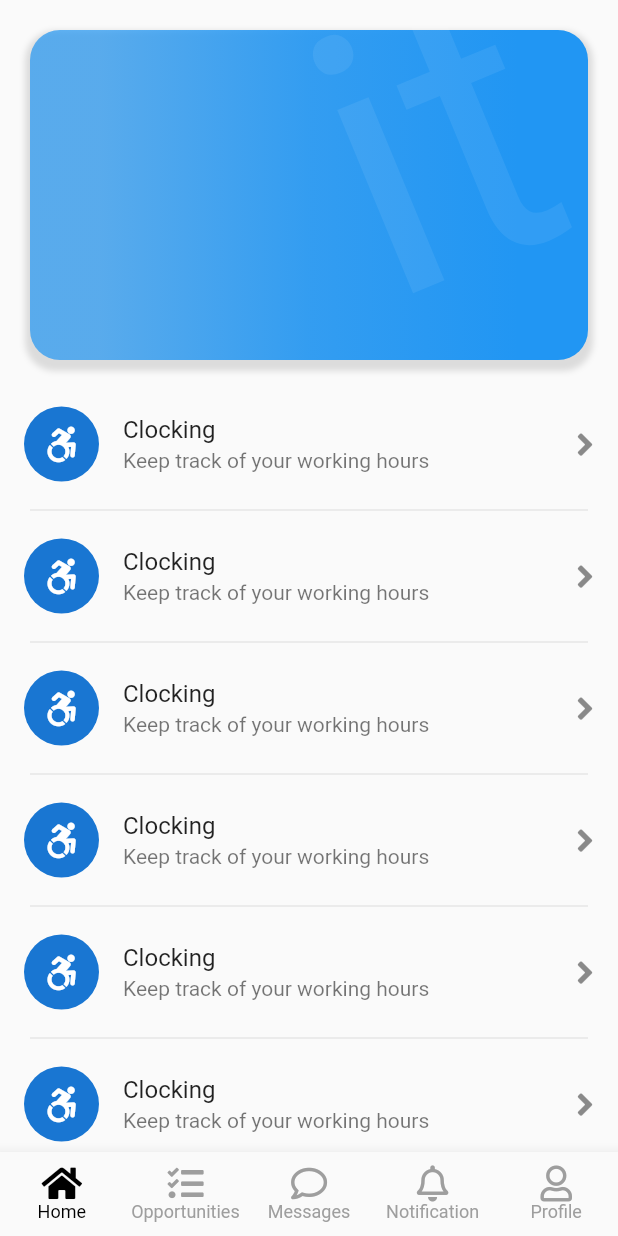
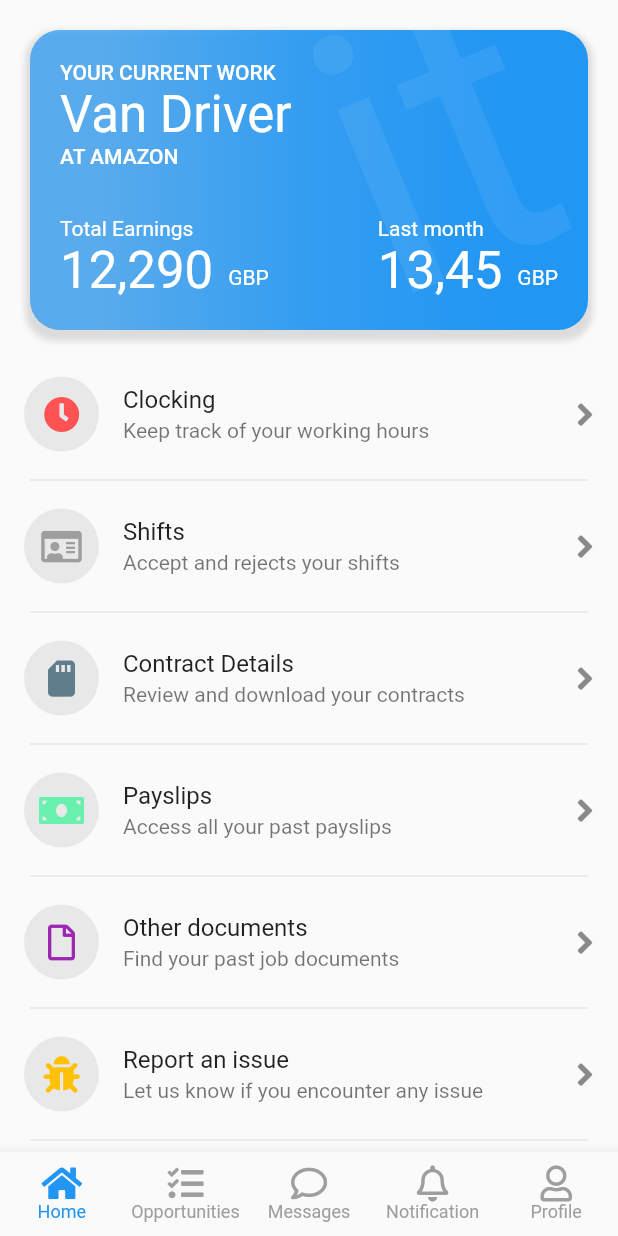
Before and after one commit to gsshakil/buztalk_task, a Flutter app: the screen it shows after launch, on a phone screen of 412 x 824 dp. Run offline on Flutter 3.47's test engine with Material 2 defaults, Android fonts, the phone set to English and light mode, and no system bars; our stand-ins replace flutter_riverpod, fluttertoast, font_awesome_flutter.

Commit message:
updated home screen ui

```diff
--- a/lib/screens/home_screen.dart
+++ b/lib/screens/home_screen.dart
@@ -1,5 +1,6 @@
+import 'package:buztalk_task/widgets/custom_list_tile.dart';
+import 'package:buztalk_task/widgets/jumborton.dart';
 import 'package:flutter/material.dart';
-import 'dart:math' as math;
 
 import 'package:font_awesome_flutter/font_awesome_flutter.dart';
 
@@ -10,144 +11,58 @@ class HomeScreen extends StatelessWidget {
   Widget build(BuildContext context) {
     return Scaffold(
       body: ListView(
-        children: [
+        children: const [
           Jumborton(),
-          ListTile(
-            onTap: () {},
-            leading: CircleAvatar(
-              radius: 25,
-              child: FaIcon(FontAwesomeIcons.accessibleIcon),
+          CustomListTile(
+            title: 'Clocking',
+            subtitle: 'Keep track of your working hours',
+            icon: FaIcon(
+              FontAwesomeIcons.solidClock,
+              color: Colors.redAccent,
             ),
-            title: Text('Clocking'),
-            subtitle: Text('Keep track of your working hours'),
-            trailing: FaIcon(FontAwesomeIcons.angleRight),
           ),
-          MarginedDivider(),
-          ListTile(
-            leading: CircleAvatar(
-              radius: 25,
-              child: FaIcon(FontAwesomeIcons.accessibleIcon),
+          CustomListTile(
+            title: 'Shifts',
+            subtitle: 'Accept and rejects your shifts',
+            icon: FaIcon(
+              FontAwesomeIcons.idCard,
+              color: Colors.grey,
             ),
-            title: Text('Clocking'),
-            subtitle: Text('Keep track of your working hours'),
-            trailing: FaIcon(FontAwesomeIcons.angleRight),
           ),
-          MarginedDivider(),
-          ListTile(
-            leading: CircleAvatar(
-              radius: 25,
-              child: FaIcon(FontAwesomeIcons.accessibleIcon),
+          CustomListTile(
+            title: 'Contract Details',
+            subtitle: 'Review and download your contracts',
+            icon: FaIcon(
+              FontAwesomeIcons.sdCard,
+              color: Colors.blueGrey,
             ),
-            title: Text('Clocking'),
-            subtitle: Text('Keep track of your working hours'),
-            trailing: FaIcon(FontAwesomeIcons.angleRight),
           ),
-          MarginedDivider(),
-          ListTile(
-            leading: CircleAvatar(
-              radius: 25,
-              child: FaIcon(FontAwesomeIcons.accessibleIcon),
+          CustomListTile(
+            title: 'Payslips',
+            subtitle: 'Access all your past payslips',
+            icon: FaIcon(
+              FontAwesomeIcons.moneyBill,
+              color: Colors.greenAccent,
             ),
-            title: Text('Clocking'),
-            subtitle: Text('Keep track of your working hours'),
-            trailing: FaIcon(FontAwesomeIcons.angleRight),
           ),
-          MarginedDivider(),
-          ListTile(
-            leading: CircleAvatar(
-              radius: 25,
-              child: FaIcon(FontAwesomeIcons.accessibleIcon),
+          CustomListTile(
+            title: 'Other documents',
+            subtitle: 'Find your past job documents',
+            icon: FaIcon(
+              FontAwesomeIcons.file,
+              color: Colors.purple,
             ),
-            title: Text('Clocking'),
-            subtitle: Text('Keep track of your working hours'),
-            trailing: FaIcon(FontAwesomeIcons.angleRight),
           ),
-          MarginedDivider(),
-          ListTile(
-            leading: CircleAvatar(
-              radius: 25,
-              child: FaIcon(FontAwesomeIcons.accessibleIcon),
+          CustomListTile(
+            title: 'Report an issue',
+            subtitle: 'Let us know if you encounter any issue',
+            icon: FaIcon(
+              FontAwesomeIcons.bug,
+              color: Colors.amber,
             ),
-            title: Text('Clocking'),
-            subtitle: Text('Keep track of your working hours'),
-            trailing: FaIcon(FontAwesomeIcons.angleRight),
           ),
-          MarginedDivider(),
-          ListTile(
-            leading: CircleAvatar(
-              radius: 25,
-              child: FaIcon(FontAwesomeIcons.accessibleIcon),
-            ),
-            title: Text('Clocking'),
-            subtitle: Text('Keep track of your working hours'),
-            trailing: FaIcon(FontAwesomeIcons.angleRight),
-          ),
-          MarginedDivider(),
         ],
       ),
     );
   }
 }
-
-class MarginedDivider extends StatelessWidget {
-  const MarginedDivider({
-    Key? key,
-  }) : super(key: key);
-
-  @override
-  Widget build(BuildContext context) {
-    return Container(
-        padding: const EdgeInsets.symmetric(horizontal: 20), child: Divider());
-  }
-}
-
-class Jumborton extends StatelessWidget {
-  const Jumborton({
-    Key? key,
-  }) : super(key: key);
-
-  @override
-  Widget build(BuildContext context) {
-    return Stack(
-      children: [
-        Container(
-          margin: const EdgeInsets.symmetric(horizontal: 20, vertical: 20),
-          width: MediaQuery.of(context).size.width,
-          height: 220,
-          decoration: BoxDecoration(
-            borderRadius: BorderRadius.circular(20),
-            boxShadow: const [
-              BoxShadow(
-                color: Colors.black12,
-                spreadRadius: 3,
-                blurRadius: 3,
-                offset: Offset(0, 4),
-              )
-            ],
-            gradient: LinearGradient(
-              begin: const Alignment(-0.75, 0),
-              end: const Alignment(0.75, 0),
-              colors: [
-                Colors.blue.withOpacity(0.7),
-                Colors.blue.withOpacity(0.9),
-                Colors.blue.withOpacity(1),
-              ],
-            ),
-          ),
-        ),
-        Positioned(
-          right: 50,
-          top: -50,
-          child: Transform.rotate(
-            angle: -math.pi / 8,
-            child: Text(
-              'it',
-              style: TextStyle(
-                  color: Colors.white.withOpacity(0.07), fontSize: 250),
-            ),
-          ),
-        ),
-      ],
-    );
-  }
-}
--- a/lib/screens/landing_screen.dart
+++ b/lib/screens/landing_screen.dart
@@ -34,7 +34,7 @@ class LandingScren extends ConsumerWidget {
         ),
         bottomNavigationBar: BottomNavigationBar(
           type: BottomNavigationBarType.fixed,
-          selectedItemColor: Colors.black,
+          selectedItemColor: Colors.blue,
           unselectedItemColor: Colors.grey,
           selectedFontSize: 12,
           currentIndex: landingNotifier.selectedIndex,
--- /dev/null
+++ b/lib/widgets/custom_list_tile.dart
@@ -0,0 +1,39 @@
+import 'package:flutter/material.dart';
+import 'package:font_awesome_flutter/font_awesome_flutter.dart';
+
+class CustomListTile extends StatelessWidget {
+  const CustomListTile({
+    Key? key,
+    required this.title,
+    required this.subtitle,
+    required this.icon,
+  }) : super(key: key);
+
+  final String title;
+  final String subtitle;
+  final Widget icon;
+
+  @override
+  Widget build(BuildContext context) {
+    return Column(
+      children: [
+        ListTile(
+          leading: CircleAvatar(
+            radius: 25,
+            backgroundColor: Colors.grey.withOpacity(0.2),
+            child: icon,
+          ),
+          title: Text(title),
+          subtitle: Text(subtitle),
+          trailing: const FaIcon(
+            FontAwesomeIcons.angleRight,
+          ),
+        ),
+        Container(
+          padding: const EdgeInsets.symmetric(horizontal: 20),
+          child: const Divider(),
+        ),
+      ],
+    );
+  }
+}
--- /dev/null
+++ b/lib/widgets/jumborton.dart
@@ -0,0 +1,169 @@
+import 'package:flutter/material.dart';
+import 'dart:math' as math;
+
+class Jumborton extends StatelessWidget {
+  const Jumborton({
+    Key? key,
+  }) : super(key: key);
+
+  @override
+  Widget build(BuildContext context) {
+    return Stack(
+      children: [
+        Container(
+          margin: const EdgeInsets.symmetric(horizontal: 20, vertical: 20),
+          padding: const EdgeInsets.symmetric(horizontal: 20, vertical: 20),
+          width: MediaQuery.of(context).size.width,
+          height: 200,
+          decoration: BoxDecoration(
+            borderRadius: BorderRadius.circular(20),
+            boxShadow: const [
+              BoxShadow(
+                color: Colors.black12,
+                spreadRadius: 3,
+                blurRadius: 3,
+                offset: Offset(0, 4),
+              )
+            ],
+            gradient: LinearGradient(
+              begin: const Alignment(-0.75, 0),
+              end: const Alignment(0.75, 0),
+              colors: [
+                Colors.blue.withOpacity(0.7),
+                Colors.blue.withOpacity(0.9),
+                Colors.blue.withOpacity(1),
+              ],
+            ),
+          ),
+          child: Column(
+            crossAxisAlignment: CrossAxisAlignment.start,
+            mainAxisAlignment: MainAxisAlignment.spaceBetween,
+            children: [
+              Column(
+                mainAxisAlignment: MainAxisAlignment.start,
+                crossAxisAlignment: CrossAxisAlignment.start,
+                children: [
+                  Text(
+                    'YOUR CURRENT WORK',
+                    style: Theme.of(context)
+                        .textTheme
+                        .bodyText1!
+                        .copyWith(color: Colors.white),
+                  ),
+                  Text(
+                    'Van Driver',
+                    style: Theme.of(context)
+                        .textTheme
+                        .headline4!
+                        .copyWith(color: Colors.white),
+                  ),
+                  Text(
+                    'AT AMAZON',
+                    style: Theme.of(context)
+                        .textTheme
+                        .bodyText1!
+                        .copyWith(color: Colors.white),
+                  ),
+                ],
+              ),
+              Column(
+                crossAxisAlignment: CrossAxisAlignment.start,
+                children: [
+                  Row(
+                    mainAxisAlignment: MainAxisAlignment.spaceBetween,
+                    children: [
+                      Column(
+                        crossAxisAlignment: CrossAxisAlignment.start,
+                        children: [
+                          Text(
+                            'Total Earnings',
+                            style: Theme.of(context)
+                                .textTheme
+                                .bodyText2!
+                                .copyWith(color: Colors.white),
+                          ),
+                          Row(
+                            children: [
+                              Text(
+                                '12,290',
+                                style: Theme.of(context)
+                                    .textTheme
+                                    .headline4!
+                                    .copyWith(color: Colors.white),
+                              ),
+                              const SizedBox(
+                                width: 10,
+                              ),
+                              Container(
+                                transform: Matrix4.translationValues(0, 5, 0),
+                                child: Text(
+                                  'GBP',
+                                  style: Theme.of(context)
+                                      .textTheme
+                                      .bodyText2!
+                                      .copyWith(color: Colors.white),
+                                ),
+                              ),
+                            ],
+                          ),
+                        ],
+                      ),
+                      Column(
+                        crossAxisAlignment: CrossAxisAlignment.start,
+                        children: [
+                          Text(
+                            'Last month',
+                            style: Theme.of(context)
+                                .textTheme
+                                .bodyText2!
+                                .copyWith(color: Colors.white),
+                          ),
+                          Row(
+                            children: [
+                              Text(
+                                '13,45',
+                                style: Theme.of(context)
+                                    .textTheme
+                                    .headline4!
+                                    .copyWith(color: Colors.white),
+                              ),
+                              const SizedBox(
+                                width: 10,
+                              ),
+                              Container(
+                                transform: Matrix4.translationValues(0, 5, 0),
+                                child: Text(
+                                  'GBP',
+                                  style: Theme.of(context)
+                                      .textTheme
+                                      .bodyText2!
+                                      .copyWith(color: Colors.white),
+                                ),
+                              ),
+                            ],
+                          ),
+                        ],
+                      ),
+                    ],
+                  ),
+                ],
+              ),
+            ],
+          ),
+        ),
+        Positioned(
+          right: 50,
+          top: -50,
+          child: Transform.rotate(
+            angle: -math.pi / 8,
+            child: Text(
+              'it',
+              style: TextStyle(
+                  color: Colors.white.withOpacity(0.07), fontSize: 250),
+            ),
+          ),
+        ),
+      ],
+    );
+  }
+}
```
